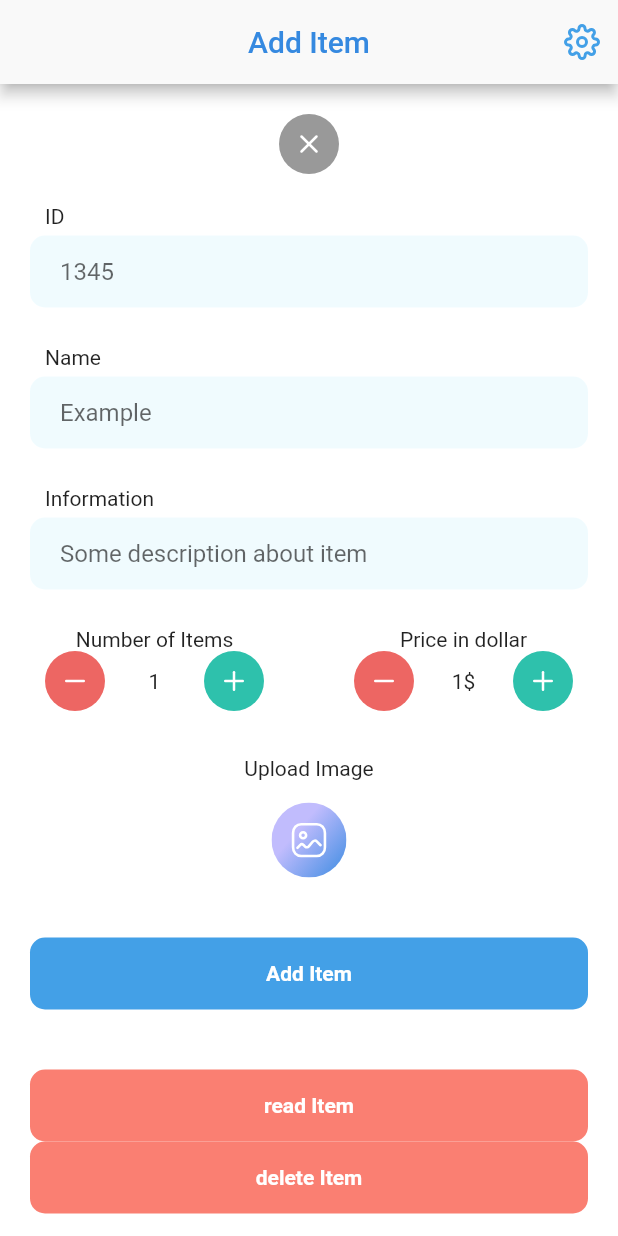
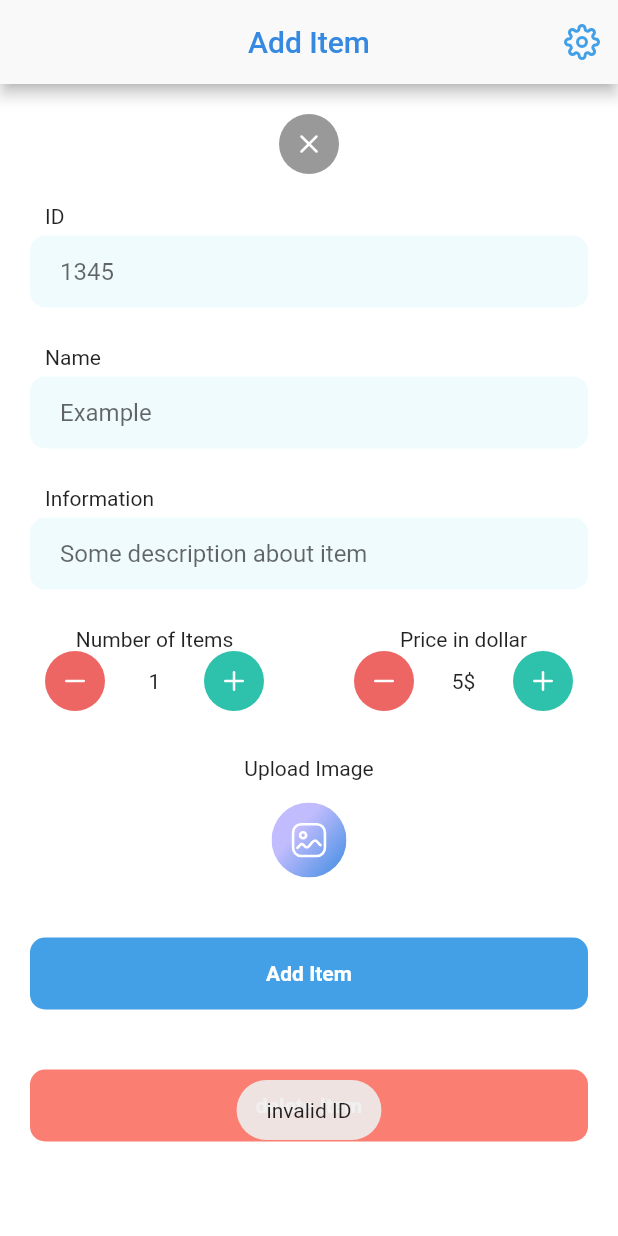
Before and after one commit to Suliman-Ahmed/Khana-Mobile-App, a Flutter app: the AddItemPage screen opened directly, after a tap on "Add Item", on a phone screen of 412 x 824 dp. Run offline on Flutter 3.47's test engine with Material 2 defaults, Android fonts, the phone set to English and light mode, and no system bars; our stand-ins replace firebase_auth, firebase_core, flutter_icons, flutter_svg, fluttertoast, get and 4 more; accounts and stored records are empty.

Commit message:
show items

```diff
--- a/lib/Pages/AddItem.dart
+++ b/lib/Pages/AddItem.dart
@@ -9,6 +9,8 @@ import 'package:image_picker/image_picker.dart';
 import 'package:khana_mobile_application/UI/CustomColors.dart';
 import 'package:khana_mobile_application/Widgets/appbar.dart';
 import 'package:khana_mobile_application/controllers/theme_controller.dart';
+import 'package:path_provider/path_provider.dart';
+import 'package:permission_handler/permission_handler.dart';
 
 class AddItemPage extends StatefulWidget {
   @override
@@ -20,8 +22,9 @@ class _AddItemPageState extends State<AddItemPage> {
   TextEditingController _ItemName = TextEditingController();
   TextEditingController _ItemDescription = TextEditingController();
   int numberOfItem = 1;
-  int priceOfItem = 1;
+  int priceOfItem = 5;
   File _image;
+  Timer timer;
   final picker = ImagePicker();
 
   _imgFromGallery() async {
@@ -51,13 +54,7 @@ class _AddItemPageState extends State<AddItemPage> {
               //////////////////////////////////////////////////////////////////
               /// Clear Button
               Center(
-                child: CustomButton(
-                    icon: Feather.x,
-                    color: Color(0xFF999999),
-                    function: () {
-                      // TODO: Clear Function
-                      print("Clear Function");
-                    }),
+                child: clearButton(CustomColors.darkGray, Feather.x),
               ),
               SizedBox(height: 20),
               ////////////////////////////////////////////////////////////////
@@ -112,22 +109,14 @@ class _AddItemPageState extends State<AddItemPage> {
                           crossAxisAlignment: CrossAxisAlignment.center,
                           children: [
                             CustomButton(
-                                num: numberOfItem,
+                                num: true,
                                 icon: Feather.minus,
-                                color: Color(0xFFED6663),
-                                function: () {
-                                  // TODO: Minus Function
-                                  print('minus');
-                                }),
+                                color: CustomColors.red),
                             Text("$numberOfItem"),
                             CustomButton(
-                                num: numberOfItem,
+                                num: true,
                                 icon: Feather.plus,
-                                color: Color(0xFF2EC1AC),
-                                function: () {
-                                  // TODO: Minus Function
-                                  print('plus');
-                                }),
+                                color: CustomColors.green),
                           ]),
                     )
                   ]),
@@ -145,22 +134,14 @@ class _AddItemPageState extends State<AddItemPage> {
                             crossAxisAlignment: CrossAxisAlignment.center,
                             children: [
                               CustomButton(
-                                  num: priceOfItem,
+                                  num: false,
                                   icon: Feather.minus,
-                                  color: Color(0xFFED6663),
-                                  function: () {
-                                    // TODO: Minus Function
-                                    print('minus');
-                                  }),
+                                  color: CustomColors.red),
                               Text("$priceOfItem\$"),
                               CustomButton(
-                                  num: priceOfItem,
+                                  num: false,
                                   icon: Feather.plus,
-                                  color: Color(0xFF2EC1AC),
-                                  function: () {
-                                    // TODO: Minus Function
-                                    print('plus');
-                                  }),
+                                  color: CustomColors.green),
                             ]),
                       )
                     ],
@@ -183,16 +164,6 @@ class _AddItemPageState extends State<AddItemPage> {
                 ),
               ),
               //////////////////////////////////////////////////////////////////
-              _image != null
-                  ? Container(
-                      child: Image.file(
-                        _image,
-                        width: 220,
-                        height: 220,
-                      ),
-                    )
-                  : SizedBox(),
-              //////////////////////////////////////////////////////////////////
               /// Add Button
               Container(
                 width: double.infinity,
@@ -201,17 +172,39 @@ class _AddItemPageState extends State<AddItemPage> {
                     color: CustomColors.blue2,
                     borderRadius: BorderRadius.circular(10)),
                 child: FlatButton(
-                  onPressed: () {
+                  onPressed: () async {
+                    await Permission.storage.request();
+
+                    Directory path = await getApplicationDocumentsDirectory();
+                    File file = File(path.path + "/khana_storage.json");
+
+                    if (!file.existsSync()) {
+                      file.create();
+                      String data = '{\"data\": []}';
+                      file.writeAsString(data);
+                    }
+
+                    try {
+                      String data = await file.readAsString();
+                      if(!data.contains(_ItemID.text)){
                         Map items = {
-                      'id': _ItemID.text,
-                      'name': _ItemName.text,
-                      'description': _ItemDescription.text,
-                      'numOfPieces': numberOfItem,
-                      'price': priceOfItem,
-                      'image': _image,
+                          '\"id\"': "\"${_ItemID.text.trim()}\"",
+                          '\"name\"': "\"${_ItemName.text.trim()}\"",
+                          '\"des\"': "\"${_ItemDescription.text.trim()}\"",
+                          '\"numOfPieces\"': numberOfItem,
+                          '\"numOfLeftPieces\"': numberOfItem,
+                          '\"price\"': priceOfItem,
+                          '\"image\"': _image != null ? "\"${_image.path}\"" : "\"\"",
                         };
+                        s.addItemToStorage(items);
+                      }else{
+                        s.showToast('invalid ID');
+                      }
+                    } catch (e) {
+                      print('can not write $e');
+                    }
 
-                    s.addItemToStorage(items);
+
                   },
                   child: Text(
                     'Add Item',
@@ -220,26 +213,26 @@ class _AddItemPageState extends State<AddItemPage> {
                   ),
                 ),
               ),
-              //////////////////////////////////////////////////////////////////
-              /// read Button
-              Container(
-                width: double.infinity,
-                margin: EdgeInsets.symmetric(horizontal: 20),
-                decoration: BoxDecoration(
-                    color: CustomColors.whiteRed,
-                    borderRadius: BorderRadius.circular(10)),
-                child: FlatButton(
-                  onPressed: () {
-                    s.reaItemsFromStorage();
-                  },
-                  child: Text(
-                    'read Item',
-                    style: TextStyle(
-                        color: Colors.white, fontWeight: FontWeight.bold),
-                  ),
-                ),
-              ),
-              //////////////////////////////////////////////////////////////////
+              // //////////////////////////////////////////////////////////////////
+              // /// read Button
+              // Container(
+              //   width: double.infinity,
+              //   margin: EdgeInsets.symmetric(horizontal: 20),
+              //   decoration: BoxDecoration(
+              //       color: CustomColors.whiteRed,
+              //       borderRadius: BorderRadius.circular(10)),
+              //   child: FlatButton(
+              //     onPressed: () {
+              //       s.reaItemsFromStorage();
+              //     },
+              //     child: Text(
+              //       'read Item',
+              //       style: TextStyle(
+              //           color: Colors.white, fontWeight: FontWeight.bold),
+              //     ),
+              //   ),
+              // ),
+              // //////////////////////////////////////////////////////////////////
               /// delete Button
               Container(
                 width: double.infinity,
@@ -265,45 +258,83 @@ class _AddItemPageState extends State<AddItemPage> {
     );
   }
 
-  CircleAvatar CustomButton({IconData icon, Color color, function, num}) {
-    Timer timer;
+  CircleAvatar CustomButton({IconData icon, Color color, bool num}) {
     return CircleAvatar(
         backgroundColor: color,
         child: GestureDetector(
-        onLongPress: () {
-          timer = Timer.periodic(Duration(milliseconds: 200), (timer) {
+            onTapDown: (TapDownDetails details) {
+              try {
+                timer = Timer.periodic(Duration(milliseconds: 100), (t) {
                   setState(() {
-              if (icon == Feather.minus) {
-                if (num > 0) {
-                  num--;
+                    if (icon == Feather.plus) {
+                      if (num) {
+                        numberOfItem++;
+                      } else {
+                        priceOfItem++;
                       }
-              } else if (icon == Feather.plus) {
-                num++;
+                    } else {
+                      if (num && numberOfItem > 0) {
+                        numberOfItem--;
+                      } else if (!num && priceOfItem > 0) {
+                        priceOfItem--;
+                      }
                     }
                   });
                 });
+              } catch (e) {
+                timer.cancel();
+              }
             },
-        // onTapDown: (details) {
-        //   timer.cancel();
-        // },
-        // onTapCancel: () {
-        //   timer.cancel();
-        // },
+            onTapUp: (TapUpDetails details) {
+              timer.cancel();
+            },
+            onTapCancel: () {
+              timer.cancel();
+            },
             onTap: () {
-          print('Tap');
               setState(() {
-            if (icon == Feather.minus) {
-              if (priceOfItem > 0) {
+                if (icon == Feather.plus) {
+                  if (num) {
+                    numberOfItem++;
+                  } else {
+                    priceOfItem++;
+                  }
+                } else {
+                  if (num && numberOfItem > 0) {
+                    numberOfItem--;
+                  } else if (!num && priceOfItem > 0) {
                     priceOfItem--;
                   }
-            } else if (icon == Feather.plus) {
-              priceOfItem++;
                 }
               });
             },
-        child: Icon(icon, color: Colors.white, size: 20),
+            child: Icon(
+              icon,
+              color: CustomColors.white,
+              size: 20,
+            )));
+  }
+
+  CircleAvatar clearButton(Color color, IconData icon) {
+    return CircleAvatar(
+        backgroundColor: color,
+        child: InkWell(
+          onTap: (){
+            setState(() {
+              _ItemID.text = '';
+              _ItemName.text = '';
+              _ItemDescription.text = '';
+              numberOfItem = 1;
+              priceOfItem = 5;
+              _image = null;
+            });
+          },
+          child: Icon(
+            icon,
+            color: CustomColors.white,
+            size: 20,
           ),
-    );
+        ));
   }
 
   Container textField({String hint, TextEditingController controller}) {
--- /dev/null
+++ b/lib/controllers/Item.dart
@@ -0,0 +1,25 @@
+import 'dart:io';
+import 'dart:convert';
+
+class Item {
+  final int id;
+  final String name;
+  final String des;
+  final int numOfPieces;
+  final int price;
+  final File image;
+
+  Item(
+      {this.id, this.name, this.des, this.numOfPieces, this.price, this.image});
+
+  factory Item.fromJson(Map<String, dynamic> json) {
+    return Item(
+      id: json['id'],
+      name: json['name'],
+      des: json['des'],
+      numOfPieces: json['numOfPieces'],
+      price: json['price'],
+      image: json['image'],
+    );
+  }
+}
--- a/lib/controllers/theme_controller.dart
+++ b/lib/controllers/theme_controller.dart
@@ -1,12 +1,15 @@
 // we use provider to manage the app state
 
+import 'dart:convert';
 import 'dart:io';
 
 import 'package:flutter/foundation.dart';
 import 'package:flutter/material.dart';
 import 'package:flutter/services.dart';
+import 'package:fluttertoast/fluttertoast.dart';
 import 'package:get/get.dart';
 import 'package:hive/hive.dart';
+import 'package:khana_mobile_application/controllers/Item.dart';
 import 'package:path_provider/path_provider.dart';
 import 'package:permission_handler/permission_handler.dart';
 
@@ -112,14 +115,13 @@ class SettingsController extends GetxController {
 
     if (!file.existsSync()) {
       file.create();
-      String data = '[]';
+      String data = '{\"data\": []}';
       file.writeAsString(data);
     }
 
     try {
-      // file.open(mode: FileMode.write);
       String data = await file.readAsString();
-      data = data.replaceAll(']', '${items.toString()},]');
+      data = data.replaceAll(']', ',${items.toString()}]');
       file.writeAsString(data);
       print(data);
     } catch (e) {
@@ -127,24 +129,37 @@ class SettingsController extends GetxController {
     }
   }
 
-  void reaItemsFromStorage() async {
+  Future<List<dynamic>> reaItemsFromStorage() async {
+    List items = List();
     await Permission.storage.request();
     Directory path = await getApplicationDocumentsDirectory();
     File file = File(path.path + "/khana_storage.json");
     try {
       file.open(mode: FileMode.read);
       String data = await file.readAsString();
-      print(data);
+      data = data.replaceFirst(',', '');
+      var decodedJson = jsonDecode(data)['data'];
+      items = decodedJson != null ? List.from(decodedJson) : null;
+      print(items);
     } catch (e) {
-      print('Can not Read');
+      print('Can not Read $e');
+      items = [];
     }
+    return items;
   }
 
   void cleanData() async {
     await Permission.storage.request();
     Directory path = await getApplicationDocumentsDirectory();
     File file = File(path.path + "/khana_storage.json");
-    file.writeAsString('[]');
+    file.writeAsString('{\"data\": []}');
+  }
+
+  void showToast(msg){
+    Fluttertoast.showToast(
+        msg: msg,
+        toastLength: Toast.LENGTH_SHORT,
+    );
   }
 
   //////////////////////////////////////////////////////////////////////////////
--- a/pubspec.yaml
+++ b/pubspec.yaml
@@ -13,6 +13,7 @@ dependencies:
     sdk: flutter
 
   cupertino_icons: ^0.1.3
+  fluttertoast: ^7.1.1
   # assets libraries
   percent_indicator: "^2.1.7+2"
   flutter_svg: ^0.19.1
```
Also changed, not shown: lib/Pages/ShowItem.dart (+40 -39 lines), lib/Pages/SignIn.dart (+11 -1 lines), pubspec.lock. Lines whose indentation alone changed are shown as unchanged.
